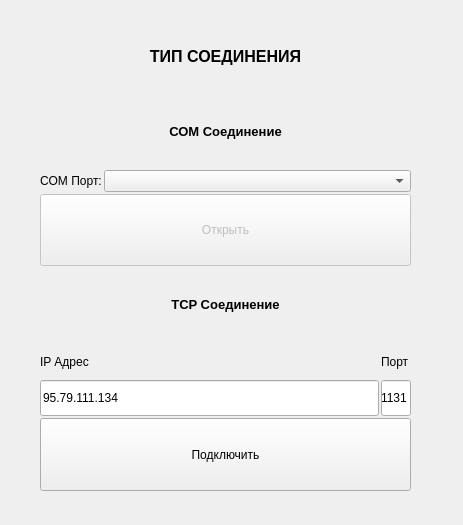
Old version of the form connections_form.ui in the repository DavidSiegman/PLC_RF_Configurator.
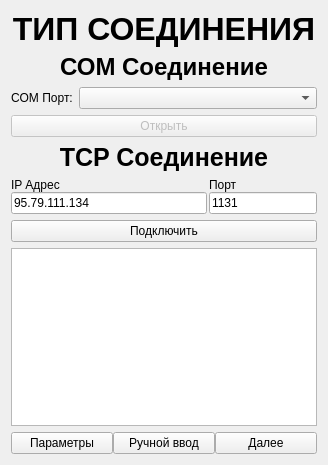
New version of the form.

What changed in the file:
```diff
--- a/connections_form.ui
+++ b/connections_form.ui
@@ -6,26 +6,14 @@
    <rect>
     <x>0</x>
     <y>0</y>
-    <width>463</width>
-    <height>525</height>
+    <width>328</width>
+    <height>465</height>
    </rect>
   </property>
   <property name="windowTitle">
    <string>Form</string>
   </property>
-  <widget class="QWidget" name="verticalLayoutWidget">
-   <property name="geometry">
-    <rect>
-     <x>40</x>
-     <y>20</y>
-     <width>371</width>
-     <height>471</height>
-    </rect>
-   </property>
-   <layout class="QVBoxLayout" name="Connection_Form_Layout">
-    <property name="spacing">
-     <number>2</number>
-    </property>
+  <layout class="QVBoxLayout" name="verticalLayout">
     <item>
      <widget class="QLabel" name="label_2">
       <property name="sizePolicy">
@@ -36,7 +24,7 @@
       </property>
       <property name="font">
        <font>
-        <pointsize>12</pointsize>
+       <pointsize>24</pointsize>
         <weight>75</weight>
         <bold>true</bold>
        </font>
@@ -59,7 +47,7 @@
       </property>
       <property name="font">
        <font>
-        <pointsize>10</pointsize>
+       <pointsize>18</pointsize>
         <weight>75</weight>
         <bold>true</bold>
        </font>
@@ -125,7 +113,7 @@
       </property>
       <property name="font">
        <font>
-        <pointsize>10</pointsize>
+       <pointsize>19</pointsize>
         <weight>75</weight>
         <bold>true</bold>
        </font>
@@ -215,14 +203,14 @@
         <item>
          <widget class="QLineEdit" name="PORTInput">
           <property name="sizePolicy">
-           <sizepolicy hsizetype="Fixed" vsizetype="Minimum">
+          <sizepolicy hsizetype="Minimum" vsizetype="Minimum">
             <horstretch>0</horstretch>
             <verstretch>0</verstretch>
            </sizepolicy>
           </property>
           <property name="maximumSize">
            <size>
-            <width>30</width>
+           <width>16777215</width>
             <height>16777215</height>
            </size>
           </property>
@@ -251,8 +239,50 @@
       </property>
      </widget>
     </item>
-   </layout>
-  </widget>
+   <item>
+    <widget class="QPlainTextEdit" name="consol"/>
+   </item>
+   <item>
+    <layout class="QHBoxLayout" name="horizontalLayout">
+     <property name="spacing">
+      <number>0</number>
+     </property>
+     <item>
+      <widget class="QPushButton" name="btnSettings">
+       <property name="sizePolicy">
+        <sizepolicy hsizetype="Minimum" vsizetype="Minimum">
+         <horstretch>0</horstretch>
+         <verstretch>0</verstretch>
+        </sizepolicy>
+       </property>
+       <property name="text">
+        <string>Параметры</string>
+       </property>
+      </widget>
+     </item>
+     <item>
+      <widget class="QPushButton" name="btnHandsEnter">
+       <property name="text">
+        <string>Ручной ввод</string>
+       </property>
+      </widget>
+     </item>
+     <item>
+      <widget class="QPushButton" name="btnNext">
+       <property name="sizePolicy">
+        <sizepolicy hsizetype="Minimum" vsizetype="Minimum">
+         <horstretch>0</horstretch>
+         <verstretch>0</verstretch>
+        </sizepolicy>
+       </property>
+       <property name="text">
+        <string>Далее</string>
+       </property>
+      </widget>
+     </item>
+    </layout>
+   </item>
+  </layout>
  </widget>
  <resources/>
  <connections/>
```
Lines whose indentation alone changed are shown as unchanged.
